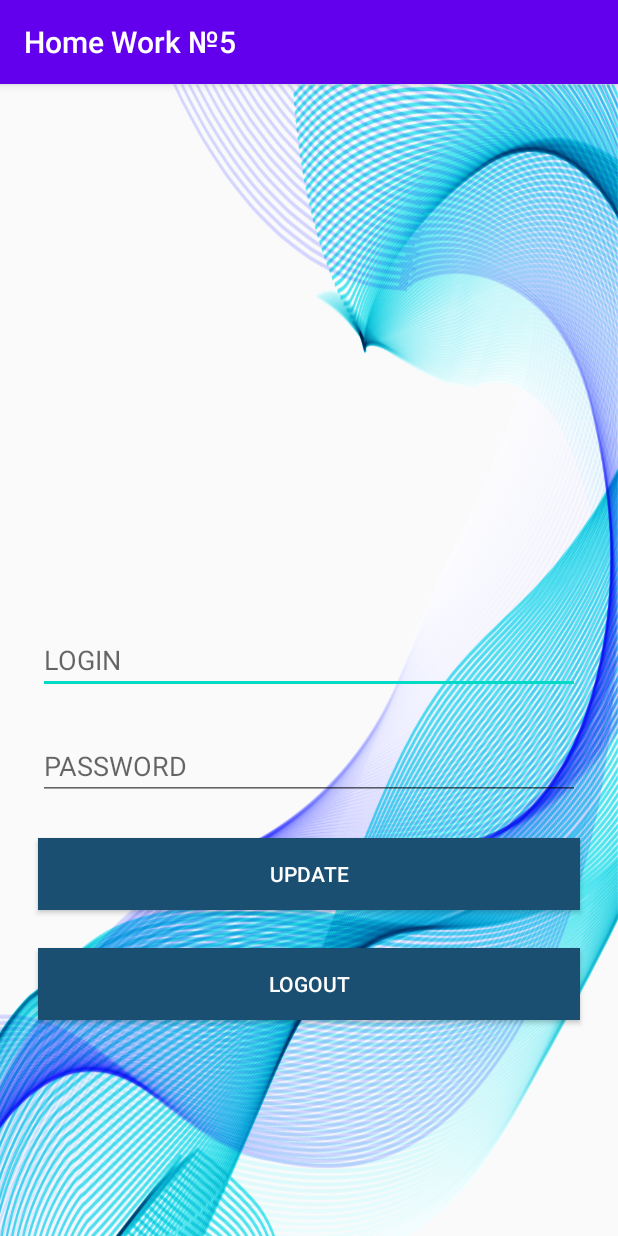
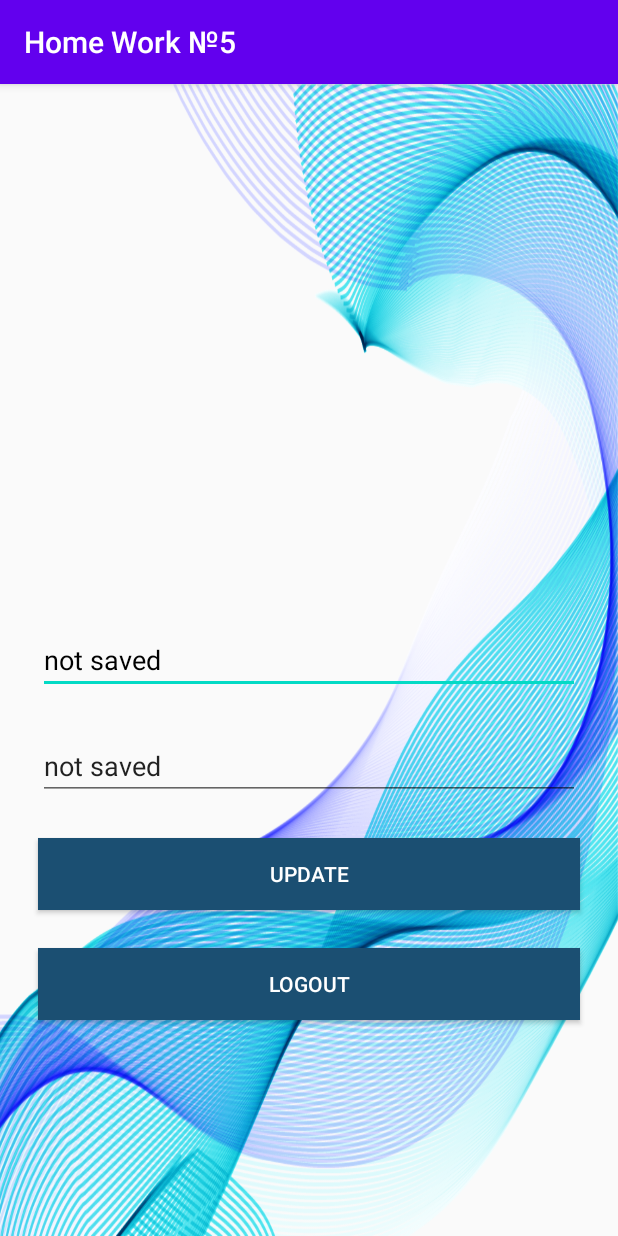
Before and after one commit to Aiperi-Amankulova/Home-Work5, an Android app: the screen it shows after launch (RegistrationActivity), after a tap on "SIGN IN", on a phone screen of 412 x 824 dp. Run offline under Robolectric (Android 15) with nearby library versions, the phone set to English and light mode, and no system bars.

```diff
--- a/app/src/main/java/com/example/homework5/MainActivity.kt
+++ b/app/src/main/java/com/example/homework5/MainActivity.kt
@@ -1,12 +1,14 @@
 package com.example.homework5
 
+import android.app.Activity
 import android.content.Context
 import android.content.Intent
-import androidx.appcompat.app.AppCompatActivity
 import android.os.Bundle
 import android.widget.Button
 import android.widget.EditText
+import android.widget.TextView
 import android.widget.Toast
+import androidx.appcompat.app.AppCompatActivity
 
 class MainActivity : AppCompatActivity() {
     override fun onCreate(savedInstanceState: Bundle?) {
@@ -21,24 +23,36 @@ class MainActivity : AppCompatActivity() {
         val preference = getSharedPreferences("HomeWork", Context.MODE_PRIVATE)
 
         btnSignIn.setOnClickListener {
+
             val intent = Intent(applicationContext,  RegistrationActivity::class.java)
 
             startActivity(intent)
 
-        }
+
+            val textInSecondActivity  =  preference.getString("text","not saved")
+            loginINFirstActivity.setText(textInSecondActivity)
+
+            val textInSecondActivity2 =  preference.getString("text2","not saved")
+            passwordInFirstActivity.setText(textInSecondActivity2 )
+
+                finish()
+            }
+
         btnSignUp.setOnClickListener {
             val textToLogin = loginINFirstActivity.text.toString()
             val textToPassword = passwordInFirstActivity.text.toString()
             val text = "Data saved"
             val duration = Toast.LENGTH_SHORT
 
-            preference.edit().putString("login", textToLogin).apply()
+
+            preference.edit().putString("login",  textToLogin).apply()
             preference.edit().putString("password", textToPassword).apply()
 
             Toast.makeText(applicationContext, text, duration).show()
 
         }
 
+
         startActivity(intent)
         }
     }
--- a/app/src/main/java/com/example/homework5/RegistrationActivity.kt
+++ b/app/src/main/java/com/example/homework5/RegistrationActivity.kt
@@ -1,11 +1,57 @@
 package com.example.homework5
 
+import android.app.Activity
+import android.content.Context
+import android.content.Intent
 import androidx.appcompat.app.AppCompatActivity
 import android.os.Bundle
+import android.widget.Button
+import android.widget.EditText
+import android.widget.Toast
 
 class RegistrationActivity : AppCompatActivity() {
     override fun onCreate(savedInstanceState: Bundle?) {
         super.onCreate(savedInstanceState)
         setContentView(R.layout.activity_registration)
+
+        val loginInSecondActivity = findViewById<EditText>(R.id.loginInSecondActivity)
+        val passwordInSecondActivity = findViewById<EditText>(R.id.passwordInSecondActivity)
+        val btnUpdate = findViewById<Button>(R.id.btnUpdate)
+        val btnLogout = findViewById<Button>(R.id.btnLogout)
+
+        val prefInSecondActivity = getSharedPreferences("HomeWork5", Context.MODE_PRIVATE)
+        val preference = getSharedPreferences("HomeWork", Context.MODE_PRIVATE)
+
+        val textInFirstActivity  =  preference.getString("text","not saved")
+        loginInSecondActivity.setText(textInFirstActivity)
+
+        val textInFirstActivity2 =  preference.getString("text2","not saved")
+        passwordInSecondActivity.setText(textInFirstActivity2 )
+
+        btnUpdate.setOnClickListener {
+            val textToLogin = loginInSecondActivity.text.toString()
+            val textToPassword = passwordInSecondActivity.text.toString()
+
+            preference.edit().putString("login",  textToLogin).apply()
+            preference.edit().putString("password", textToPassword).apply()
+
+        }
+
+
+        btnLogout.setOnClickListener {
+            val textToLoginInSecondActivity = loginInSecondActivity.text.toString()
+            val textToPasswordInSecondActivity = passwordInSecondActivity.text.toString()
+
+            prefInSecondActivity.edit().putString("login", textToLoginInSecondActivity).apply()
+            prefInSecondActivity.edit().putString("password", textToPasswordInSecondActivity).apply()
+
+            val intent = Intent( this, MainActivity::class.java)
+            intent.putExtra("textToLoginInSecondActivity", textToLoginInSecondActivity)
+            intent.putExtra("textToPasswordInSecondActivity", textToPasswordInSecondActivity)
+
+
+            setResult(Activity.RESULT_OK, intent)
+            }
+        }
+
     }
-}
```
